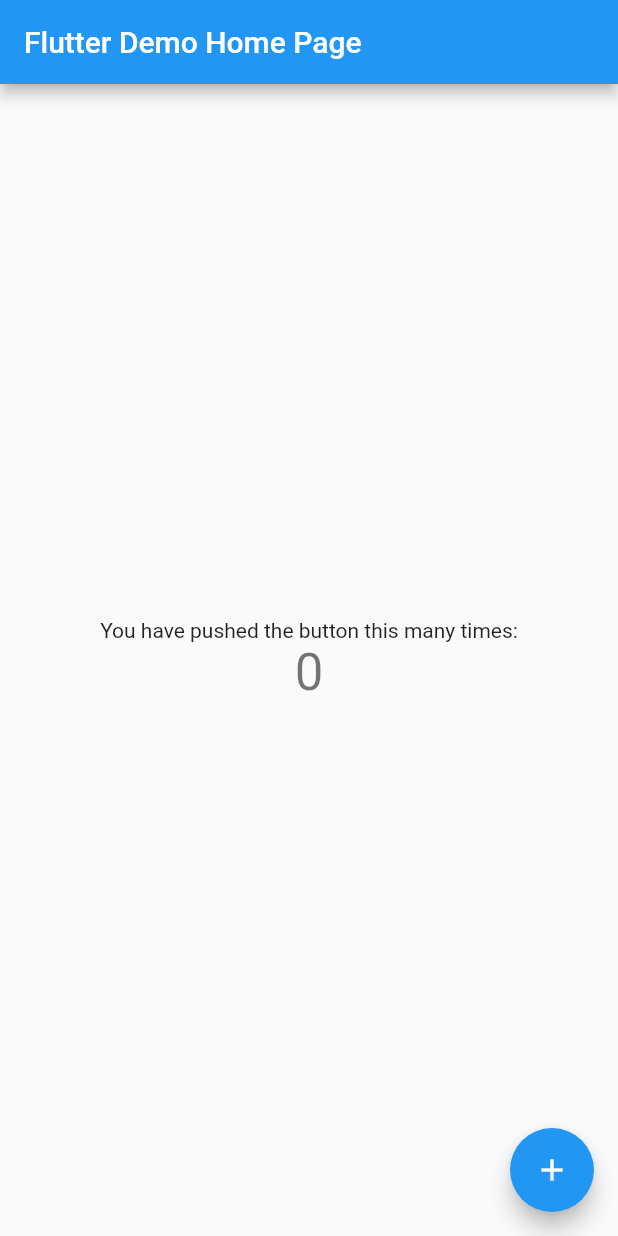
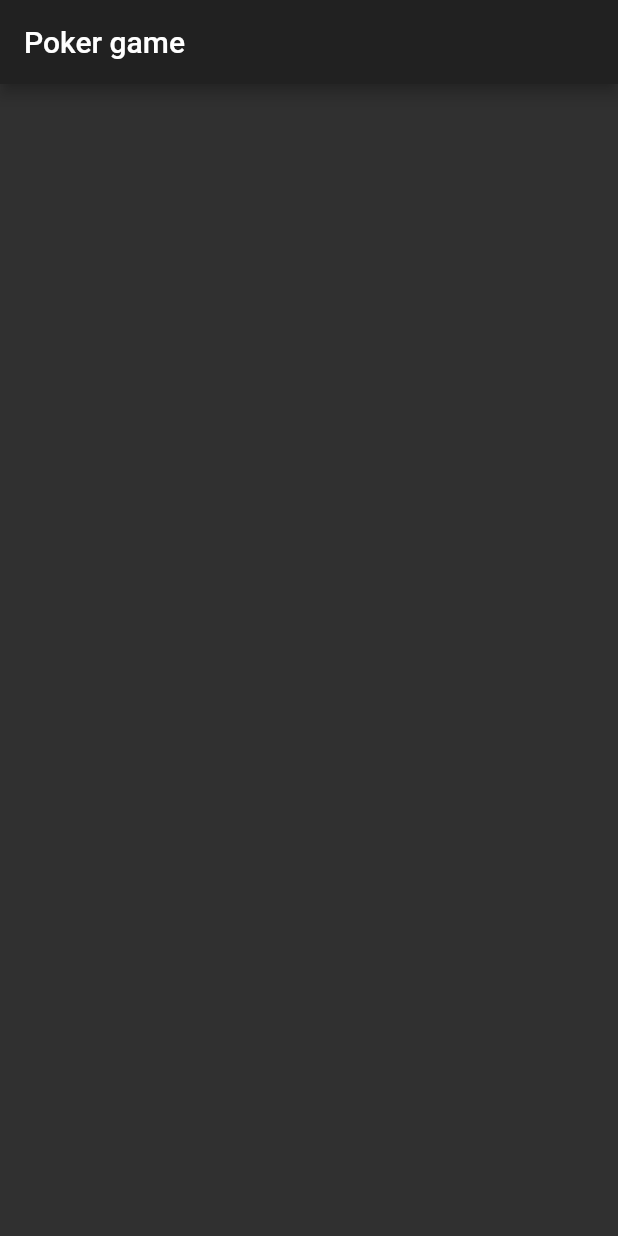
Before and after one commit to GProDev2019/poker-game, a Flutter app: the screen it shows after launch, on a phone screen of 412 x 824 dp. Run offline on Flutter 3.47's test engine with Material 2 defaults, Android fonts, the phone set to English and light mode, and no system bars; our stand-ins replace flutter_redux, redux.

Commit message:
Prepare basic classes

```diff
--- a/lib/main.dart
+++ b/lib/main.dart
@@ -1,63 +1,13 @@
 import 'package:flutter/material.dart';
+import 'poker_game.dart';
+import 'poker_game_logic/dispatcher.dart';
+import 'poker_game_store/poker_game_state.dart';
 
-void main() => runApp(MyApp());
+import 'package:redux/redux.dart';
 
-class MyApp extends StatelessWidget {
-  @override
-  Widget build(BuildContext context) {
-    return MaterialApp(
-      title: 'Flutter Demo',
-      theme: ThemeData(
-        primarySwatch: Colors.blue,
-      ),
-      home: MyHomePage(title: 'Flutter Demo Home Page'),
-    );
-  }
+void main() {
+  final store = new Store<PokerGameState>(dispatchPokerGameAction,
+      initialState: PokerGameState());
+
+  runApp(PokerGame(store));
 }
-
-class MyHomePage extends StatefulWidget {
-  MyHomePage({Key key, this.title}) : super(key: key);
-
-  final String title;
-
-  @override
-  _MyHomePageState createState() => _MyHomePageState();
-}
-
-class _MyHomePageState extends State<MyHomePage> {
-  int _counter = 0;
-
-  void _incrementCounter() {
-    setState(() {
-      _counter++;
-    });
-  }
-
-  @override
-  Widget build(BuildContext context) {
-    return Scaffold(
-      appBar: AppBar(
-        title: Text(widget.title),
-      ),
-      body: Center(
-        child: Column(
-          mainAxisAlignment: MainAxisAlignment.center,
-          children: <Widget>[
-            Text(
-              'You have pushed the button this many times:',
-            ),
-            Text(
-              '$_counter',
-              style: Theme.of(context).textTheme.display1,
-            ),
-          ],
-        ),
-      ),
-      floatingActionButton: FloatingActionButton(
-        onPressed: _incrementCounter,
-        tooltip: 'Increment',
-        child: Icon(Icons.add),
-      ),
-    );
-  }
-}
--- /dev/null
+++ b/lib/poker_game.dart
@@ -0,0 +1,25 @@
+import 'package:flutter/material.dart';
+import 'package:flutter_redux/flutter_redux.dart';
+
+import 'package:redux/redux.dart';
+import 'poker_game_store/poker_game_state.dart';
+
+class PokerGame extends StatelessWidget {
+  final Store<PokerGameState> store;
+  final String title = "Poker game";
+
+  const PokerGame(this.store);
+
+  @override
+  Widget build(BuildContext context) {
+    return new StoreProvider<PokerGameState>(
+        store: store,
+        child: new MaterialApp(
+            theme: new ThemeData.dark(),
+            title: title,
+            home: new Scaffold(
+                appBar: new AppBar(
+              title: new Text(title),
+            ))));
+  }
+}
--- /dev/null
+++ b/lib/poker_game_store/poker_deck.dart
@@ -0,0 +1,6 @@
+import 'poker_card.dart';
+
+class PokerDeck {
+  List<PokerCard> cards = List(numOfCards);
+  static const int numOfCards = 52;
+}
--- /dev/null
+++ b/lib/poker_game_store/poker_game_state.dart
@@ -0,0 +1,9 @@
+import 'poker_deck.dart';
+import 'poker_player.dart';
+
+class PokerGameState {
+  PokerDeck deck;
+  List<PokerPlayer> players = List(numOfPlayers);
+  int currentPlayer;
+  static const int numOfPlayers = 2;
+}
--- /dev/null
+++ b/lib/poker_game_store/poker_hand.dart
@@ -0,0 +1,6 @@
+import 'poker_card.dart';
+
+class PokerHand {
+  List<PokerCard> cards = List(maxNumOfCards);
+  static const int maxNumOfCards = 5;
+}
--- /dev/null
+++ b/lib/poker_game_store/poker_player.dart
@@ -0,0 +1,6 @@
+import 'poker_hand.dart';
+
+class PokerPlayer {
+  PokerHand hand;
+  int playerIndex;
+}
--- a/pubspec.yaml
+++ b/pubspec.yaml
@@ -10,6 +10,7 @@ dependencies:
   flutter:
     sdk: flutter
   cupertino_icons: ^0.1.2
+  flutter_redux: ^0.5.3
 
 dev_dependencies:
   flutter_test:
```
Also changed, not shown: lib/poker_game_logic/actions.dart (added, +14 -0 lines), lib/poker_game_logic/dispatcher.dart (added, +29 -0 lines), lib/poker_game_store/poker_card.dart (added, +10 -0 lines), pubspec.lock, 2 other files.
